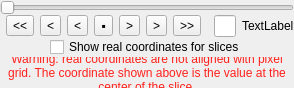
Old version of the form glue/viewers/common/qt/data_slice_widget.ui in the repository glue-viz/glue.
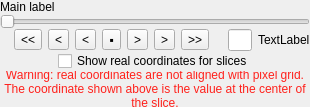
New version of the form.

Commit message: Use proper slice widgets with play/stop/etc buttons

Diff of the .ui file:
```diff
--- a/glue/viewers/common/qt/data_slice_widget.ui
+++ b/glue/viewers/common/qt/data_slice_widget.ui
@@ -6,8 +6,8 @@
    <rect>
     <x>0</x>
     <y>0</y>
-    <width>294</width>
-    <height>88</height>
+    <width>310</width>
+    <height>107</height>
    </rect>
   </property>
   <property name="windowTitle">
@@ -20,6 +20,22 @@
    <property name="margin">
     <number>0</number>
    </property>
+   <property name="topMargin">
+    <number>0</number>
+   </property>
+   <property name="rightMargin">
+    <number>0</number>
+   </property>
+   <property name="bottomMargin">
+    <number>0</number>
+   </property>
+   <item>
+    <widget class="QLabel" name="text_label">
+     <property name="text">
+      <string>Main label</string>
+     </property>
+    </widget>
+   </item>
    <item>
     <layout class="QHBoxLayout" name="horizontalLayout_2">
      <property name="spacing">
```
Left out of the diff: 12 changed lines with no effect on the pictures. The commit also changes 2 other files.
